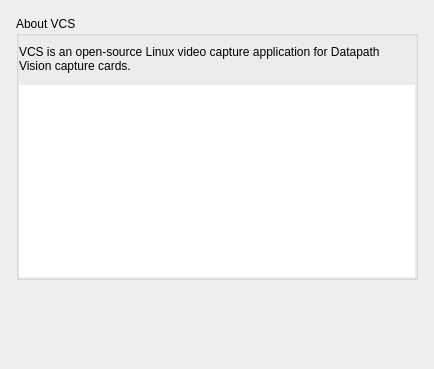
Qt form src/display/qt/windows/ControlPanel/AboutVCS.ui (mrehkopf/vcs) before a commit.
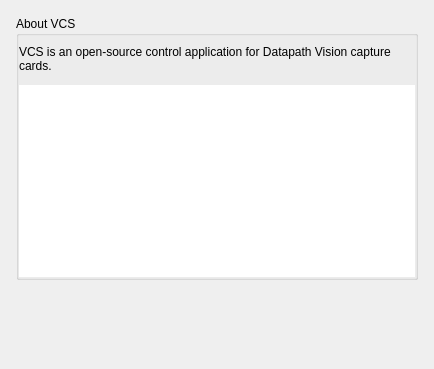
The same form after that commit. Custom widgets are drawn as their Qt base class.

Commit message: ui/about-vcs: Simplify the program description string

Patch:
```diff
--- a/src/display/qt/windows/ControlPanel/AboutVCS.ui
+++ b/src/display/qt/windows/ControlPanel/AboutVCS.ui
@@ -68,7 +68,7 @@
          </sizepolicy>
         </property>
         <property name="text">
-         <string>&lt;html&gt;&lt;head/&gt;&lt;body&gt;&lt;p&gt;VCS is an open-source Linux video capture application for Datapath Vision capture cards.&lt;/p&gt;&lt;/body&gt;&lt;/html&gt;</string>
+         <string>VCS is an open-source control application for Datapath Vision capture cards.</string>
         </property>
         <property name="alignment">
          <set>Qt::AlignLeading|Qt::AlignLeft|Qt::AlignVCenter</set>
```
